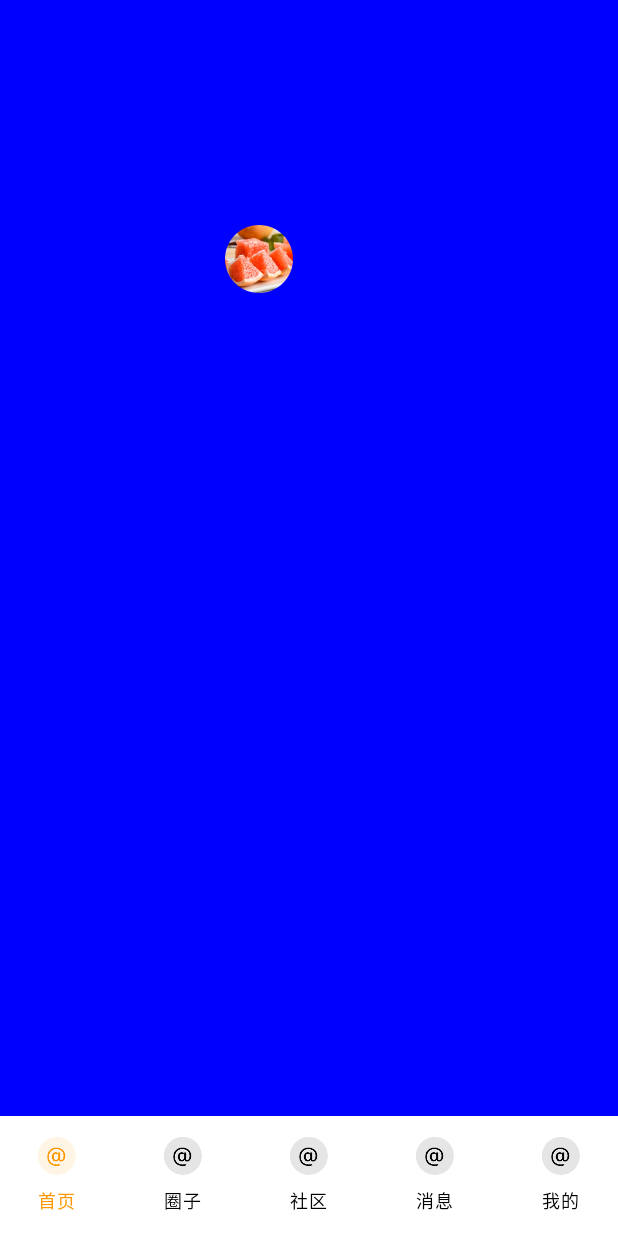
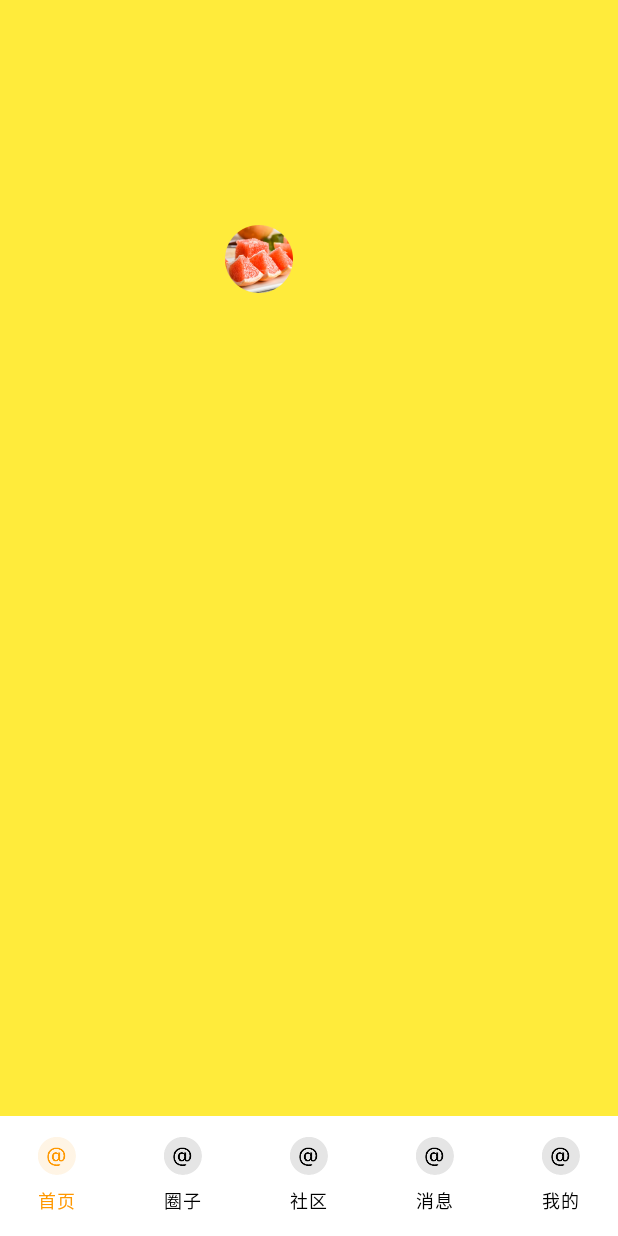
Before and after one commit to wangshouxue/ComposeDemo, an Android app built with Jetpack Compose: the screen it shows after launch (MainActivity), on a phone screen of 412 x 824 dp. Run offline under Robolectric (Android 15) with nearby library versions, the phone set to English and light mode, and no system bars.

Commit message:
自定义theme主题。

```diff
--- a/app/src/main/java/com/example/composedemo/MainActivity.kt
+++ b/app/src/main/java/com/example/composedemo/MainActivity.kt
@@ -26,16 +26,18 @@ import androidx.compose.ui.unit.dp
 import com.example.composedemo.beans.MainEntity
 import com.example.composedemo.fragmentui.*
 import com.example.composedemo.ui.theme.ComposeDemoTheme
+import com.example.composedemo.ui.theme.MyAppTheme
 
 @OptIn(ExperimentalMaterial3Api::class)
 class MainActivity : ComponentActivity() {
     var selectMap = mutableStateMapOf<String, Boolean>()
+    //通过by引⽤的对象，在取值和赋值的时候均会调⽤ 代理类的getValue 和 setValue⽅法
     var currentItem by mutableStateOf("home")
 
     override fun onCreate(savedInstanceState: Bundle?) {
         super.onCreate(savedInstanceState)
         setContent {
-            ComposeDemoTheme {
+            MyAppTheme {
                 val list= mutableListOf<MainEntity>()
                 list.add(MainEntity("首页","home"))
                 list.add(MainEntity("圈子","circle"))
@@ -83,7 +85,7 @@ class MainActivity : ComponentActivity() {
                     }
                 }
             },
-            containerColor = Color.Blue
+            containerColor = MaterialTheme.colorScheme.tertiary
         )
         {
             when (currentItem){
--- a/app/src/main/java/com/example/composedemo/ui/theme/Color.kt
+++ b/app/src/main/java/com/example/composedemo/ui/theme/Color.kt
@@ -9,3 +9,7 @@ val Pink80 = Color(0xFFEFB8C8)
 val Purple40 = Color(0xFF6650a4)
 val PurpleGrey40 = Color(0xFF625b71)
 val Pink40 = Color(0xFF7D5260)
+
+val Yellow = Color(0xFFFFEB3B)
+val Green = Color(0xFF8BC34A)
+val Orange = Color(0xFFFF5722)
--- a/app/src/main/java/com/example/composedemo/ui/theme/Theme.kt
+++ b/app/src/main/java/com/example/composedemo/ui/theme/Theme.kt
@@ -66,3 +66,25 @@ fun ComposeDemoTheme(
         content = content
     )
 }
+
+private val CustomColor = lightColorScheme(
+    primary = Green,
+    secondary = Orange,
+    tertiary = Yellow
+)
+@Composable
+fun MyAppTheme(
+    themeName: String = "blue",
+    content: @Composable() () -> Unit
+) {
+    val colors = when (themeName) {
+        "light" -> CustomColor
+        "dark" ->  DarkColorScheme
+        else -> CustomColor
+    }
+    MaterialTheme(
+        colorScheme = colors,
+        typography = Typography,
+        content = content
+    )
+}
```
Also changed, not shown: app/src/main/java/com/example/composedemo/Test.kt (added), 1 other file.
